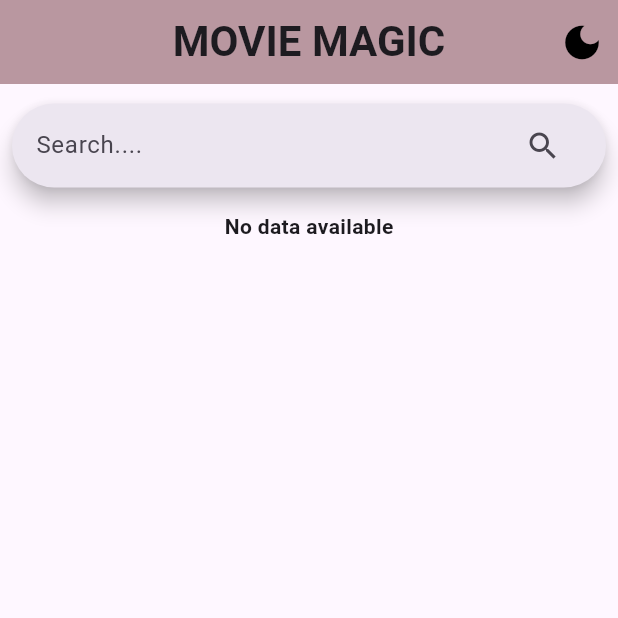
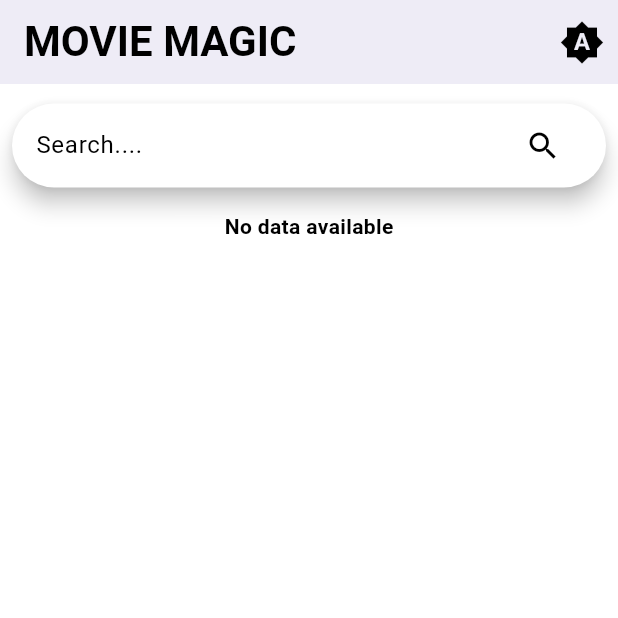
Before and after one commit to bikashgyawali321/Movie-Mate, a Flutter app: the screen it shows after launch, on a phone screen of 412 x 824 dp, the top half of it. Run offline on Flutter 3.47's test engine with Material 3 defaults, Android fonts, the phone set to English and light mode, and no system bars; our stand-ins replace cloud_firestore, dio, firebase_auth, firebase_core, flutter_rating_bar, google_sign_in and 1 more; missing offline and left inert: flutter_facebook_auth; accounts and stored records are empty; Roboto replaces fonts that are missing (Euclid).

Commit message:
shared preferences used to store the thememode and attractive ui to change theme made

```diff
--- a/lib/main.dart
+++ b/lib/main.dart
@@ -1,25 +1,37 @@
-// ignore_for_file: prefer_const_constructors
-
 import 'package:firebase_core/firebase_core.dart';
 import 'package:flutter/material.dart';
 import 'package:movie_mate/provider/theme_provider.dart';
-import 'package:hive_flutter/hive_flutter.dart';
 import 'package:provider/provider.dart';
-import 'package:movie_mate/screens/register.dart';
 import 'provider/movies_providers.dart';
 import 'screens/home.dart';
+import 'screens/register.dart';
 
 void main() async {
   WidgetsFlutterBinding.ensureInitialized();
-  await Hive.initFlutter();
+
   await Firebase.initializeApp(
-    options: FirebaseOptions(
+    options: const FirebaseOptions(
         apiKey: "AIzaSyCxX1mEga1xP8X42Y7HbUb4QKbpsWrWlwA",
         appId: "1:1023621824474:android:a89dbd66e9d4684b7f0ae3",
         messagingSenderId: "538655914734",
         projectId: "movie-mate-2d33d"),
   );
-  runApp(const MyApp());
+  runApp(const ProviderWrappedApp());
+}
+
+class ProviderWrappedApp extends StatelessWidget {
+  const ProviderWrappedApp({super.key});
+
+  @override
+  Widget build(BuildContext context) {
+    return MultiProvider(
+      providers: [
+        ChangeNotifierProvider(create: (_) => MovieProvider()),
+        ChangeNotifierProvider(create: (_) => ThemeProvider())
+      ],
+      child: const MyApp(),
+    );
+  }
 }
 
 class MyApp extends StatelessWidget {
@@ -27,26 +39,34 @@ class MyApp extends StatelessWidget {
 
   @override
   Widget build(BuildContext context) {
-    return MultiProvider(
-        providers: [
-          ChangeNotifierProvider(create: (_) => MovieProvider()),
-          ChangeNotifierProvider(
-              create: (_) => ThemeProvider(ThemeData.light()))
-        ],
-        child: Consumer<ThemeProvider>(
-          builder: (context, themeProvider, child) {
+    final themeProvider = Provider.of<ThemeProvider>(context);
     return MaterialApp(
       debugShowCheckedModeBanner: false,
-              theme: themeProvider.getTheme,
+      themeMode: themeProvider.themeMode,
+      theme: ThemeData(
+        brightness: Brightness.light,
+        fontFamily: 'Euclid',
+        colorScheme: const ColorScheme.light(
+          primary: Color(0xff5941A9),
+          secondary: Color(0xff35524A),
+          onPrimary: Colors.white,
+          onSecondary: Colors.black,
+          error: Color(0xffc81d25),
+          onError: Colors.white,
+        ),
+        inputDecorationTheme: const InputDecorationTheme(
+          border: OutlineInputBorder(
+            borderRadius: BorderRadius.all(Radius.circular(5)),
+          ),
+        ),
+      ),
+      darkTheme: ThemeData.dark(),
       initialRoute: '/',
       routes: {
         '/': (context) => const HomeScreen(),
-                // '/home': (context) => const HomeScreen(),
         '/register': (context) => const Register()
       },
       title: 'Movie Magic',
     );
-          },
-        ));
   }
 }
--- a/lib/screens/movie_details.dart
+++ b/lib/screens/movie_details.dart
@@ -281,7 +281,6 @@ class _MovieDetailsScreenState extends State<MovieDetailsScreen> {
                               Center(
                                 child: Container(
                                   decoration: BoxDecoration(
-                                      color: Colors.blueGrey,
                                       borderRadius: BorderRadius.circular(18)),
                                   child: TextButton(
                                       onPressed: () {
--- a/lib/widgets/appbar.dart
+++ b/lib/widgets/appbar.dart
@@ -1,8 +1,5 @@
-// ignore_for_file: prefer_const_constructors
-
 import 'package:flutter/material.dart';
 import 'package:provider/provider.dart';
-
 import '../provider/theme_provider.dart';
 
 class AppBarWidget extends StatelessWidget {
@@ -15,16 +12,13 @@ class AppBarWidget extends StatelessWidget {
 
   @override
   Widget build(BuildContext context) {
+    final themeProvider = Provider.of<ThemeProvider>(context, listen: true);
     return AppBar(
-      backgroundColor: Theme.of(context).brightness == Brightness.dark
-          ? Color.fromARGB(255, 125, 92, 92)
-          : Color.fromARGB(255, 194, 159, 159),
       elevation: 5,
       automaticallyImplyLeading: false,
-      centerTitle: true,
       title: Text(
         title,
-        style: TextStyle(
+        style: const TextStyle(
           fontSize: 28,
           fontWeight: FontWeight.bold,
         ),
@@ -32,19 +26,48 @@ class AppBarWidget extends StatelessWidget {
       actions: [
         IconButton(
           onPressed: () {
-            Provider.of<ThemeProvider>(context, listen: false).toggleTheme();
+            showMenu(
+                context: context,
+                position: RelativeRect.fromLTRB(
+                    MediaQuery.of(context).size.width * 0.8, 30, 10, 0),
+                items: [
+                  _buildPopUpMenuItem(context, themeProvider,
+                      Icons.brightness_auto, 'System', ThemeMode.system),
+                  _buildPopUpMenuItem(context, themeProvider, Icons.light_mode,
+                      'Light', ThemeMode.light),
+                  _buildPopUpMenuItem(context, themeProvider, Icons.dark_mode,
+                      'Dark', ThemeMode.dark)
+                ]);
           },
-          icon: Icon(
-            Theme.of(context).brightness == Brightness.dark
-                ? Icons.sunny
-                : Icons.dark_mode,
-            color: Theme.of(context).brightness == Brightness.dark
-                ? Colors.white
-                : Colors.black,
-          ),
+          icon: Icon(themeProvider.themeMode == ThemeMode.dark
+              ? Icons.dark_mode
+              : themeProvider.themeMode == ThemeMode.light
+                  ? Icons.light_mode
+                  : Icons.brightness_auto),
           iconSize: 30,
         ),
       ],
     );
   }
+
+  PopupMenuItem<ThemeMode> _buildPopUpMenuItem(
+      BuildContext context,
+      ThemeProvider themeProvider,
+      IconData icon,
+      String title,
+      ThemeMode value) {
+    return PopupMenuItem(
+        value: value,
+        child: ListTile(
+          contentPadding: EdgeInsets.zero,
+          leading: Icon(icon),
+          title: Text(title),
+          trailing:
+              themeProvider.themeMode == value ? const Icon(Icons.check) : null,
+          onTap: () {
+            themeProvider.setTheme(value);
+            Navigator.pop(context);
+          },
+        ));
+  }
 }
--- a/pubspec.yaml
+++ b/pubspec.yaml
@@ -46,7 +46,7 @@ dependencies:
   flutter_facebook_auth: ^6.2.0
   cloud_firestore: ^4.17.3
   flutter_rating_bar: ^4.0.1
-  hive_flutter: ^1.1.0
+  shared_preferences: ^2.2.3
 
 
 
```
Also changed, not shown: lib/provider/theme_provider.dart (+31 -9 lines), pubspec.lock, 1 other file. Lines whose indentation alone changed are shown as unchanged.
